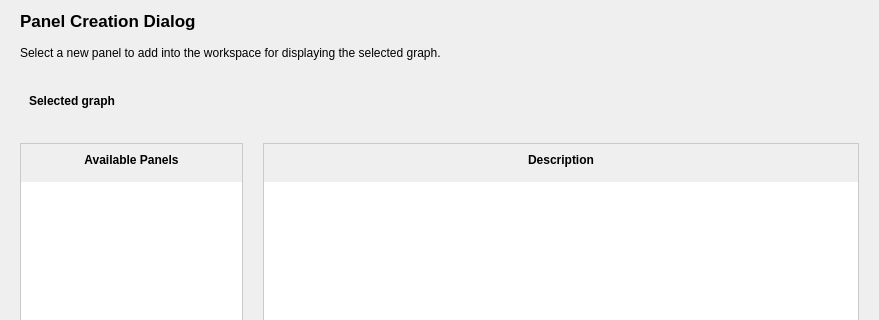
This is plugins/perspective/GraphPerspective/designer/PanelSelectionWizard.ui in Tulip-Dev/tulip as Qt 5 draws it before an edit; both pictures show x 0 to 879 and y 0 to 320 of the 879 by 557 pixel window. The edited form follows.
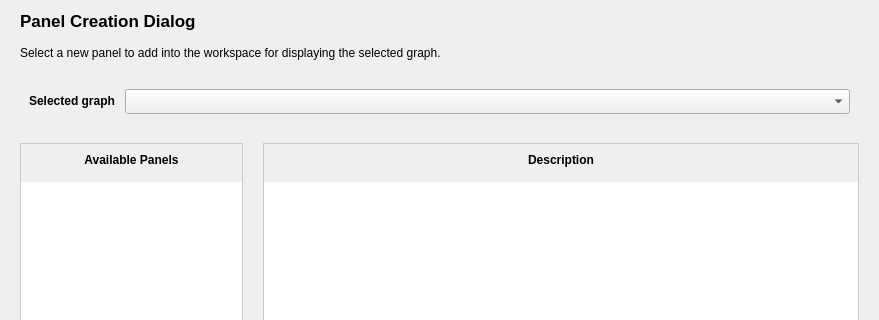
This is the edited form. Icons and pictures are not drawn. Custom widgets are drawn as their Qt base class.

Patch:
```diff
--- a/plugins/perspective/GraphPerspective/designer/PanelSelectionWizard.ui
+++ b/plugins/perspective/GraphPerspective/designer/PanelSelectionWizard.ui
@@ -86,7 +86,7 @@
         </widget>
        </item>
        <item>
-        <widget class="TreeViewComboBox" name="graphCombo" native="true">
+        <widget class="TreeViewComboBox" name="graphCombo">
          <property name="minimumSize">
           <size>
            <width>0</width>
@@ -269,7 +269,7 @@
  <customwidgets>
   <customwidget>
    <class>TreeViewComboBox</class>
-   <extends>QWidget</extends>
+   <extends>QComboBox</extends>
    <header>tulip/TreeViewComboBox.h</header>
    <container>1</container>
   </customwidget>
```
Left out of the diff: 24 changed lines with no effect on the pictures.
